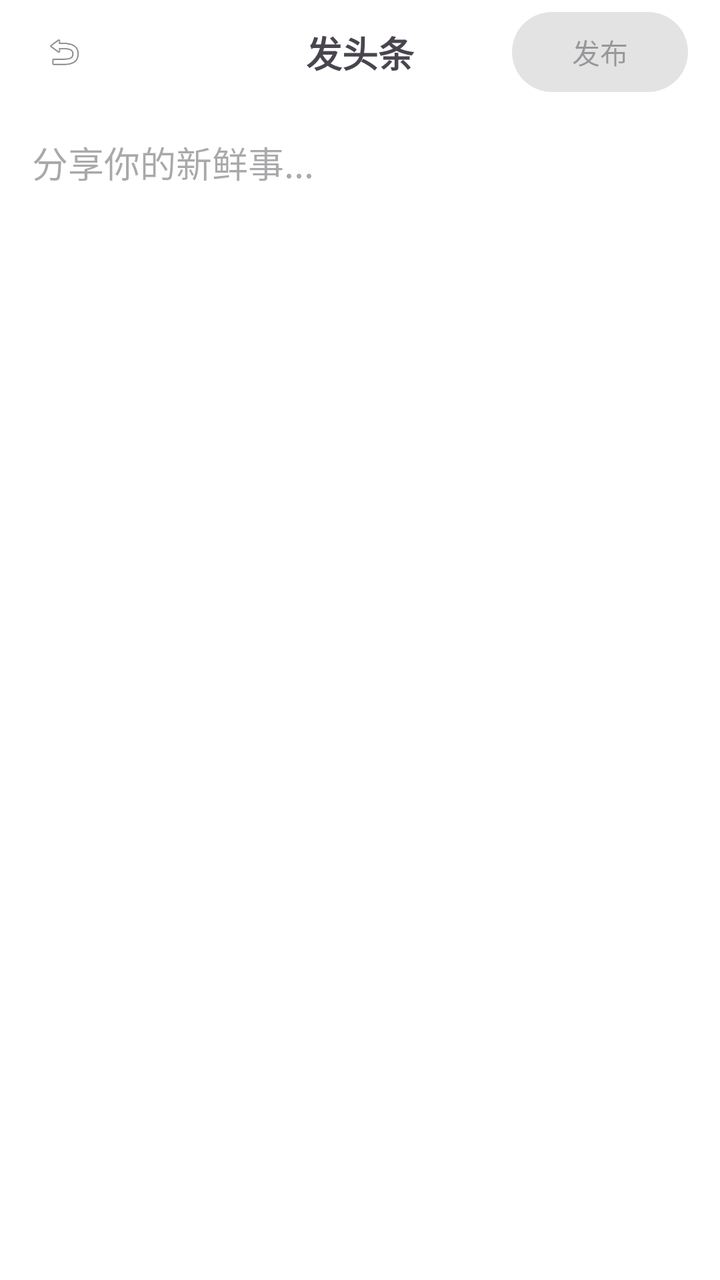
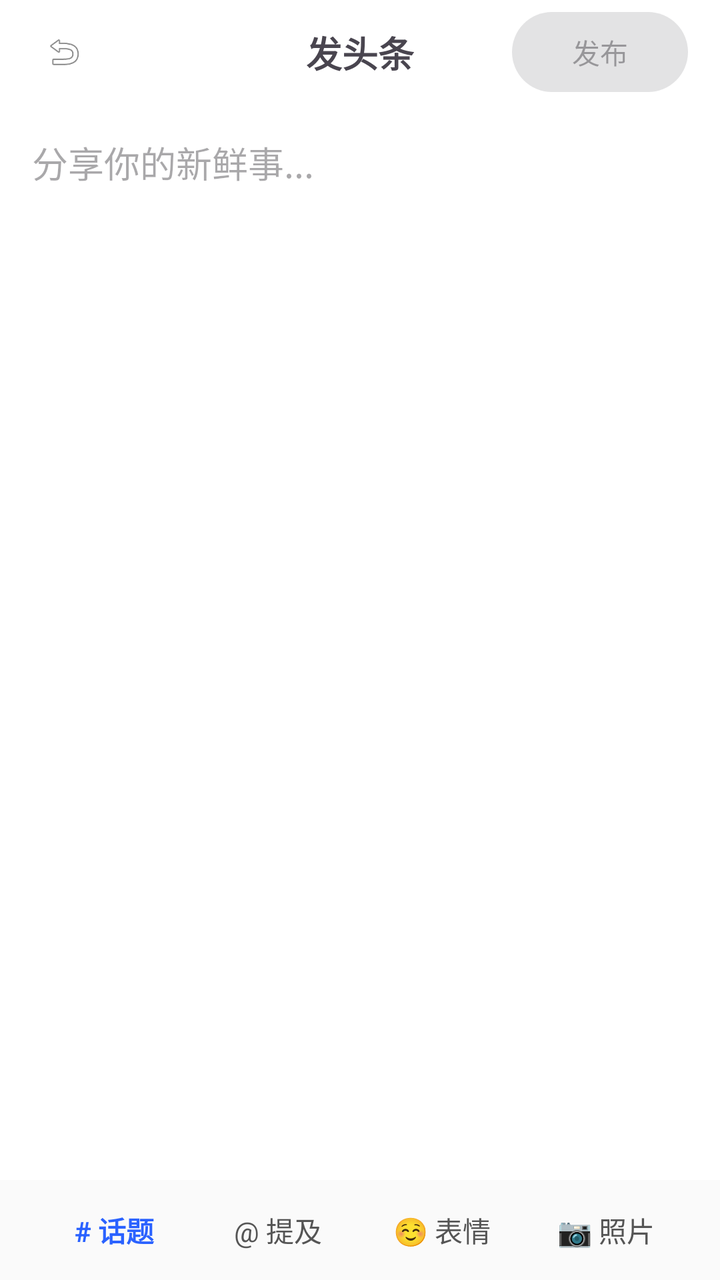

Before-and-after screenshots of an Android layout around one commit, followed by the original layout XML and the change that was made.
<!-- AndroidManifest.xml: application theme Theme.Test_microTT -->
<!-- res/layout/activity_main.xml -->
<?xml version="1.0" encoding="utf-8"?>
<androidx.coordinatorlayout.widget.CoordinatorLayout
    xmlns:android="http://schemas.android.com/apk/res/android"
    xmlns:app="http://schemas.android.com/apk/res-auto"
    xmlns:tools="http://schemas.android.com/tools"
    android:id="@+id/main"
    android:layout_width="match_parent"
    android:layout_height="match_parent"
    android:background="#FFFFFF"
    tools:context=".view.MainActivity">

    <androidx.constraintlayout.widget.ConstraintLayout
        android:layout_width="match_parent"
        android:layout_height="match_parent">

        <androidx.constraintlayout.widget.ConstraintLayout
            android:id="@+id/mai"
            android:layout_width="match_parent"
            android:layout_height="@dimen/wtt_topbar_height"
            app:layout_constraintTop_toTopOf="parent">

            <ImageView
                android:id="@+id/btn_back"
                android:layout_width="wrap_content"
                android:layout_height="wrap_content"
                android:padding="@dimen/wtt_spacing_standard"
                android:src="@android:drawable/ic_menu_revert"
                app:layout_constraintBottom_toBottomOf="parent"
                app:layout_constraintStart_toStartOf="parent"
                app:layout_constraintTop_toTopOf="parent" />

            <TextView
                android:id="@+id/tv_title"
                android:layout_width="wrap_content"
                android:layout_height="wrap_content"
                android:text="@string/wtt_title_publish"
                android:textSize="18sp"
                android:textStyle="bold"
                app:layout_constraintBottom_toBottomOf="parent"
                app:layout_constraintEnd_toEndOf="parent"
                app:layout_constraintStart_toStartOf="parent"
                app:layout_constraintTop_toTopOf="parent" />

            <Button
                android:id="@+id/btn_publish"
                android:layout_width="wrap_content"
                android:layout_height="wrap_content"
                android:layout_marginEnd="@dimen/wtt_spacing_standard"
                android:text="@string/wtt_btn_publish"
                android:enabled="false"
                app:layout_constraintBottom_toBottomOf="parent"
                app:layout_constraintEnd_toEndOf="parent"
                app:layout_constraintTop_toTopOf="parent" />
        </androidx.constraintlayout.widget.ConstraintLayout>

        <ScrollView
            android:id="@+id/kta"
            android:layout_width="match_parent"
            android:layout_height="0dp"
            app:layout_constraintBottom_toTopOf="@id/bottom_toolbar_container"
            app:layout_constraintTop_toBottomOf="@id/mai">

            <LinearLayout
                android:id="@+id/kt_"
                android:layout_width="match_parent"
                android:layout_height="wrap_content"
                android:orientation="vertical"
                android:paddingBottom="15dp">

                <EditText
                    android:id="@+id/ktg"
                    android:layout_width="match_parent"
                    android:layout_height="wrap_content"
                    android:minHeight="@dimen/wtt_input_min_height"
                    android:padding="@dimen/wtt_spacing_standard"
                    android:background="@null"
                    android:gravity="top|start"
                    android:hint="@string/wtt_hint_input"
                    android:inputType="textMultiLine" />

                <FrameLayout
                    android:id="@+id/grid_image_container"
                    android:layout_width="match_parent"
                    android:layout_height="wrap_content"
                    android:paddingHorizontal="@dimen/wtt_spacing_standard" />

            </LinearLayout>
        </ScrollView>

        <FrameLayout
            android:id="@+id/bottom_toolbar_container"
            android:layout_width="match_parent"
            android:layout_height="wrap_content"
            app:layout_constraintBottom_toBottomOf="parent">
        </FrameLayout>

    </androidx.constraintlayout.widget.ConstraintLayout>

    <ProgressBar
        android:id="@+id/progressBarOverlay"
        android:layout_width="wrap_content"
        android:layout_height="wrap_content"
        android:layout_gravity="center"
        android:visibility="gone" />

</androidx.coordinatorlayout.widget.CoordinatorLayout>
<!-- resources referenced by this layout -->
<resources>
  <dimen name="wtt_input_min_height">200dp</dimen>
  <dimen name="wtt_spacing_standard">16dp</dimen>
  <dimen name="wtt_topbar_height">52dp</dimen>
  <string name="wtt_btn_publish">发布</string>
  <string name="wtt_hint_input">分享你的新鲜事...</string>
  <string name="wtt_title_publish">发头条</string>
  <style name="Theme.Test_microTT" parent="Base.Theme.Test_microTT" />
  <style name="Base.Theme.Test_microTT" parent="Theme.Material3.DayNight.NoActionBar">
          
          
      </style>
</resources>

<!-- the commit's change to res/layout/activity_main.xml (unified diff, before → after) -->
@@ -13,6 +13,7 @@
         android:layout_width="match_parent"
         android:layout_height="match_parent">
 
+        
         <androidx.constraintlayout.widget.ConstraintLayout
             android:id="@+id/mai"
             android:layout_width="match_parent"
@@ -53,6 +54,7 @@
                 app:layout_constraintTop_toTopOf="parent" />
         </androidx.constraintlayout.widget.ConstraintLayout>
 
+        
         <ScrollView
             android:id="@+id/kta"
             android:layout_width="match_parent"
@@ -78,24 +80,69 @@
                     android:hint="@string/wtt_hint_input"
                     android:inputType="textMultiLine" />
 
-                <FrameLayout
+                
+                <androidx.recyclerview.widget.RecyclerView
                     android:id="@+id/grid_image_container"
                     android:layout_width="match_parent"
                     android:layout_height="wrap_content"
-                    android:paddingHorizontal="@dimen/wtt_spacing_standard" />
+                    android:paddingHorizontal="@dimen/wtt_spacing_standard"
+                    android:overScrollMode="never" />
 
             </LinearLayout>
         </ScrollView>
 
-        <FrameLayout
+        
+        <LinearLayout
             android:id="@+id/bottom_toolbar_container"
             android:layout_width="match_parent"
-            android:layout_height="wrap_content"
+            android:layout_height="50dp"
+            android:orientation="horizontal"
+            android:background="#FAFAFA"
+            android:gravity="center_vertical"
+            android:paddingHorizontal="@dimen/wtt_spacing_standard"
             app:layout_constraintBottom_toBottomOf="parent">
-        </FrameLayout>
+
+            <TextView
+                android:id="@+id/bar_topic"
+                android:layout_width="0dp"
+                android:layout_height="match_parent"
+                android:layout_weight="1"
+                android:gravity="center"
+                android:text="# 话题"
+                android:textColor="#2A62FF"
+                android:textStyle="bold" />
+
+            <TextView
+                android:id="@+id/bar_mention"
+                android:layout_width="0dp"
+                android:layout_height="match_parent"
+                android:layout_weight="1"
+                android:gravity="center"
+                android:text="@ 提及"
+                android:textColor="#555555" />
+
+            <TextView
+                android:id="@+id/bar_emoji"
+                android:layout_width="0dp"
+                android:layout_height="match_parent"
+                android:layout_weight="1"
+                android:gravity="center"
+                android:text="☺ 表情"
+                android:textColor="#555555" />
+
+            <TextView
+                android:id="@+id/bar_photo"
+                android:layout_width="0dp"
+                android:layout_height="match_parent"
+                android:layout_weight="1"
+                android:gravity="center"
+                android:text="📷 照片"
+                android:textColor="#555555" />
+        </LinearLayout>
 
     </androidx.constraintlayout.widget.ConstraintLayout>
 
+    
     <ProgressBar
         android:id="@+id/progressBarOverlay"
         android:layout_width="wrap_content"
